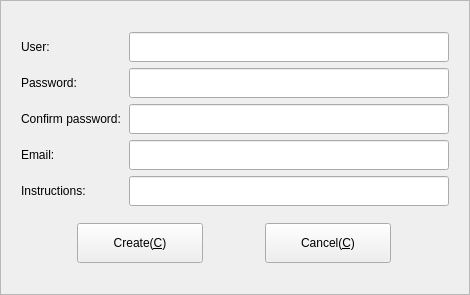
Before: the Qt Designer form Widgets/FrmRegister/FrmRegister.ui in KangLin/RabbitIm, drawn with Qt 5.
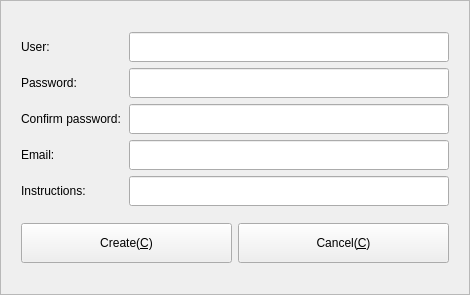
After: the same form once the commit is applied. Icons and pictures are not drawn.

```diff
--- a/Widgets/FrmRegister/FrmRegister.ui
+++ b/Widgets/FrmRegister/FrmRegister.ui
@@ -247,7 +247,7 @@
         <item>
          <widget class="QPushButton" name="pbCreate">
           <property name="sizePolicy">
-           <sizepolicy hsizetype="Fixed" vsizetype="Fixed">
+           <sizepolicy hsizetype="Preferred" vsizetype="Fixed">
             <horstretch>0</horstretch>
             <verstretch>0</verstretch>
            </sizepolicy>
@@ -272,7 +272,7 @@
         <item>
          <widget class="QPushButton" name="pbCancel">
           <property name="sizePolicy">
-           <sizepolicy hsizetype="Fixed" vsizetype="Fixed">
+           <sizepolicy hsizetype="Preferred" vsizetype="Fixed">
             <horstretch>0</horstretch>
             <verstretch>0</verstretch>
            </sizepolicy>
@@ -285,8 +285,8 @@
           </property>
           <property name="maximumSize">
            <size>
-            <width>126</width>
-            <height>40</height>
+            <width>16777215</width>
+            <height>16777215</height>
            </size>
           </property>
           <property name="text">
```
Left out of the diff: 16 changed lines with no effect on the pictures.
